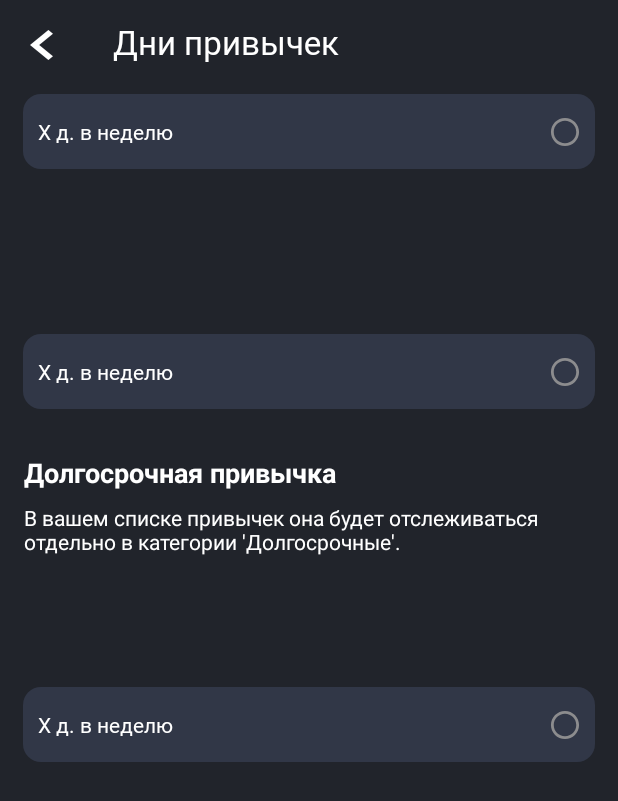
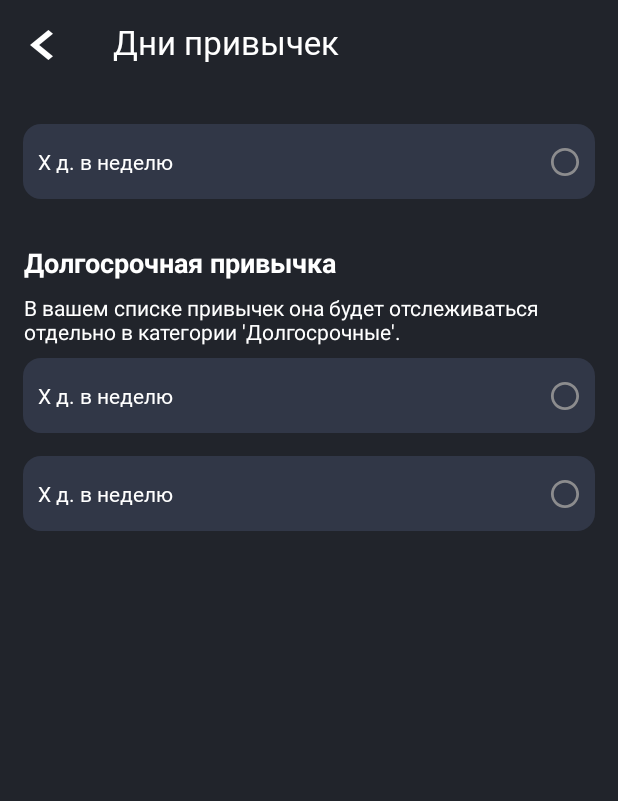
Before and after one commit to Vladi1989/HabitApp, an Android app: the fragment HabitDaysFragment shown on its own in the app's theme, on a phone screen of 412 x 824 dp. Shown: the top 801 px of the screen. Run offline under Robolectric (Android 15) with nearby library versions, the phone set to English and light mode, and no system bars; libraries missing offline, so code that uses them is left out: com.shawnlin.numberpicker; plain views replace NumberPicker.

Commit message:
50% сделал,утром остальное

```diff
--- a/app/src/main/java/com/spase_y/habittracker/main/navigation_fragment/d/notification/NotificationsFragment.kt
+++ b/app/src/main/java/com/spase_y/habittracker/main/navigation_fragment/d/notification/NotificationsFragment.kt
@@ -23,6 +23,8 @@ class NotificationsFragment : Fragment() {
 
     override fun onViewCreated(view: View, savedInstanceState: Bundle?) {
         super.onViewCreated(view, savedInstanceState)
+
+
 
         binding.ivArrowBack1.setOnClickListener {
             requireActivity().onBackPressedDispatcher.onBackPressed()
--- /dev/null
+++ b/app/src/main/res/drawable/button_shape_gray_light_r12.xml
@@ -0,0 +1,5 @@
+<?xml version="1.0" encoding="utf-8"?>
+<shape xmlns:android="http://schemas.android.com/apk/res/android">
+    <solid android:color="@color/card_view"/>
+    <corners android:radius="12dp"/>
+</shape>
--- a/app/src/main/res/layout/fragment_habit_days.xml
+++ b/app/src/main/res/layout/fragment_habit_days.xml
@@ -32,6 +32,15 @@
         app:layout_constraintStart_toEndOf="@+id/ivArrowBack1"
         app:layout_constraintTop_toTopOf="parent" />
 
+    <LinearLayout
+        android:layout_width="match_parent"
+        android:layout_height="800dp"
+        android:layout_marginTop="20dp"
+        android:orientation="vertical"
+        app:layout_constraintEnd_toEndOf="parent"
+        app:layout_constraintStart_toStartOf="parent"
+        app:layout_constraintTop_toBottomOf="@+id/textView">
+
         <androidx.constraintlayout.widget.ConstraintLayout
             android:id="@+id/llWeekClose"
             android:layout_marginTop="20dp"
@@ -42,9 +51,7 @@
             android:background="@drawable/button_shape_graffit_r12"
             android:layout_marginHorizontal="15dp"
             android:orientation="horizontal"
-        app:layout_constraintEnd_toEndOf="parent"
-        app:layout_constraintStart_toStartOf="parent"
-        app:layout_constraintTop_toBottomOf="@+id/textView">
+            >
 
             <TextView
                 android:id="@+id/textView3"
@@ -78,7 +85,7 @@
             android:layout_marginTop="20dp"
             android:layout_width="match_parent"
             android:layout_height="wrap_content"
-        android:visibility="invisible"
+            android:visibility="gone"
             android:paddingVertical="5dp"
             android:background="@drawable/button_shape_graffit_r12"
             android:layout_marginHorizontal="15dp"
@@ -219,9 +226,6 @@
             </LinearLayout>
 
         </androidx.constraintlayout.widget.ConstraintLayout>
-
-
-
         <TextView
             android:id="@+id/textView26"
             android:layout_width="match_parent"
@@ -235,7 +239,6 @@
             app:layout_constraintEnd_toEndOf="parent"
             app:layout_constraintStart_toStartOf="parent"
             app:layout_constraintTop_toBottomOf="@+id/llmMonthClose" />
-
         <TextView
             android:layout_width="match_parent"
             android:layout_height="wrap_content"
@@ -247,14 +250,11 @@
             app:layout_constraintEnd_toEndOf="parent"
             app:layout_constraintStart_toStartOf="parent"
             app:layout_constraintTop_toBottomOf="@+id/textView26" />
-
-
         <androidx.constraintlayout.widget.ConstraintLayout
             android:id="@+id/llmMonthClose"
             android:layout_width="match_parent"
             android:layout_height="wrap_content"
             android:layout_marginHorizontal="15dp"
-        android:layout_marginTop="110dp"
             android:background="@drawable/button_shape_graffit_r12"
             android:orientation="horizontal"
             android:paddingVertical="5dp"
@@ -298,7 +298,7 @@
             android:background="@drawable/button_shape_graffit_r12"
             android:orientation="horizontal"
             android:paddingVertical="5dp"
-        android:visibility="invisible"
+            android:visibility="gone"
             app:layout_constraintEnd_toEndOf="parent"
             app:layout_constraintStart_toStartOf="parent"
             app:layout_constraintTop_toTopOf="@+id/llmMonthClose">
@@ -363,16 +363,15 @@
                 app:np_width="64dp" />
 
         </androidx.constraintlayout.widget.ConstraintLayout>
-
         <androidx.constraintlayout.widget.ConstraintLayout
             android:id="@+id/llmYearClose"
             android:layout_width="match_parent"
             android:layout_height="wrap_content"
+            android:layout_marginTop="15dp"
             android:layout_marginHorizontal="15dp"
             android:background="@drawable/button_shape_graffit_r12"
             android:orientation="horizontal"
             android:paddingVertical="5dp"
-        android:layout_marginTop="418dp"
             android:visibility="visible"
             app:layout_constraintEnd_toEndOf="parent"
             app:layout_constraintStart_toStartOf="parent"
@@ -412,8 +411,9 @@
             android:layout_marginHorizontal="15dp"
             android:background="@drawable/button_shape_graffit_r12"
             android:orientation="horizontal"
+            android:layout_marginTop="15dp"
             android:paddingVertical="5dp"
-        android:visibility="invisible"
+            android:visibility="gone"
             app:layout_constraintEnd_toEndOf="parent"
             app:layout_constraintStart_toStartOf="parent"
             app:layout_constraintTop_toTopOf="@+id/llmYearClose">
@@ -480,4 +480,9 @@
 
         </androidx.constraintlayout.widget.ConstraintLayout>
 
+
+    </LinearLayout>
+
+
+
 </androidx.constraintlayout.widget.ConstraintLayout>
```
Also changed, not shown: app/src/main/java/com/spase_y/habittracker/main/navigation_fragment/a/create_new_habit/habit_name/HabitNameFragment.kt (+7 -1 lines), app/src/main/java/com/spase_y/habittracker/main/navigation_fragment/a/create_new_habit/habit_name/habit_days/HabitDaysFragment.kt (+15 -6 lines), app/src/main/java/com/spase_y/habittracker/main/navigation_fragment/d/notification/MyBottomSheetDayFragment.kt (+55 -13 lines), app/src/main/res/layout/bottom_sheet_day_layout.xml (+10 -10 lines). Lines whose indentation alone changed are shown as unchanged.
